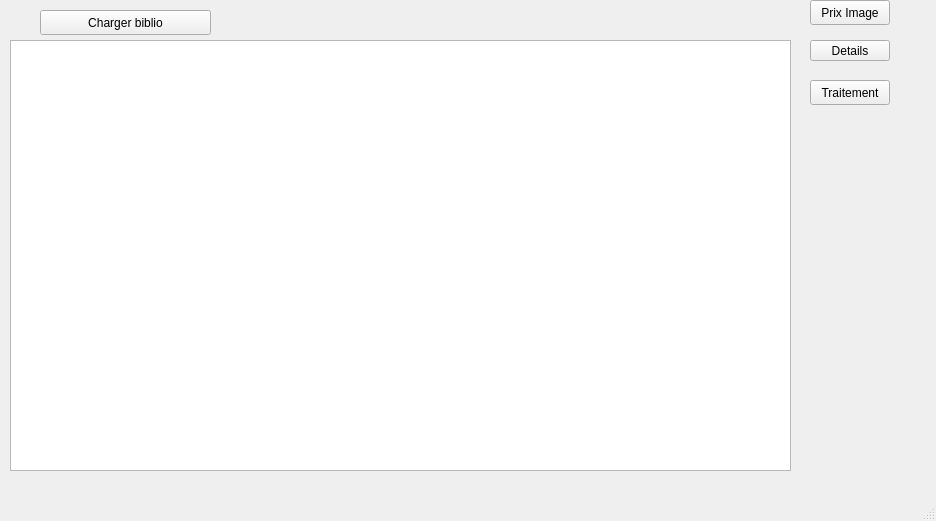
Old version of the form Descripteurs/tessst/bibliowindow.ui in the repository TomAuclin/PROJETC_LMLTM.
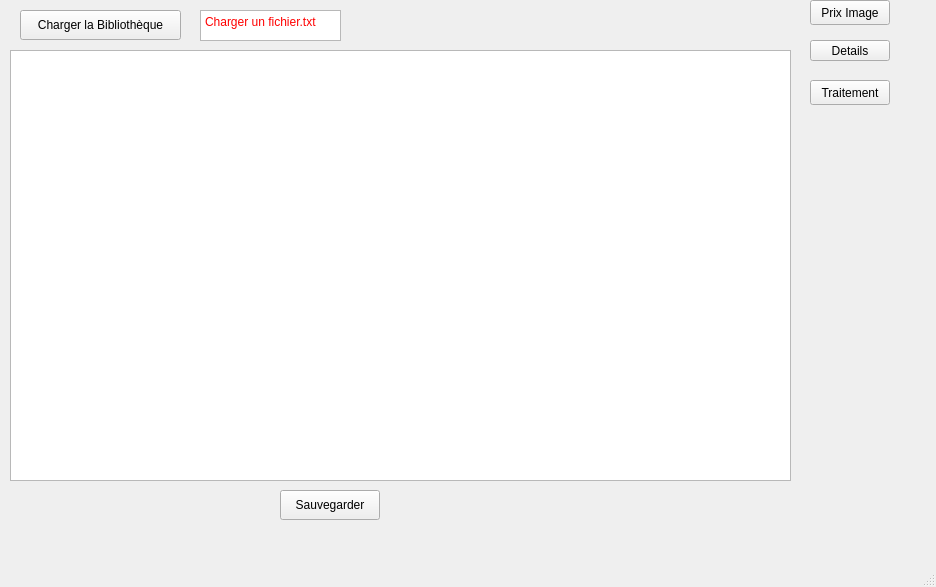
New version of the form.

Commit message: Correction des bugs traitement et details du au chargement de la biblio par .txt

Diff of the .ui file:
```diff
--- a/Descripteurs/tessst/bibliowindow.ui
+++ b/Descripteurs/tessst/bibliowindow.ui
@@ -7,44 +7,31 @@
     <x>0</x>
     <y>0</y>
     <width>936</width>
-    <height>521</height>
+    <height>587</height>
    </rect>
   </property>
   <property name="windowTitle">
    <string>MainWindow</string>
   </property>
   <widget class="QWidget" name="centralwidget">
-   <widget class="QPushButton" name="ChargerBiblioButton">
-    <property name="geometry">
-     <rect>
-      <x>40</x>
-      <y>10</y>
-      <width>171</width>
-      <height>25</height>
-     </rect>
-    </property>
-    <property name="text">
-     <string>Charger biblio</string>
-    </property>
-   </widget>
    <widget class="QPushButton" name="ChargeBoutton">
     <property name="geometry">
      <rect>
-      <x>50</x>
-      <y>500</y>
-      <width>100</width>
+      <x>20</x>
+      <y>10</y>
+      <width>161</width>
       <height>30</height>
      </rect>
     </property>
     <property name="text">
-     <string>Charger</string>
+     <string>Charger la Bibliothèque</string>
     </property>
    </widget>
    <widget class="QPushButton" name="SaveBoutton">
     <property name="geometry">
      <rect>
-      <x>160</x>
-      <y>500</y>
+      <x>280</x>
+      <y>490</y>
       <width>100</width>
       <height>30</height>
      </rect>
@@ -70,7 +57,7 @@
     <property name="geometry">
      <rect>
       <x>10</x>
-      <y>40</y>
+      <y>50</y>
       <width>781</width>
       <height>431</height>
      </rect>
@@ -102,6 +89,26 @@
      <string>Prix Image</string>
     </property>
    </widget>
+   <widget class="QTextEdit" name="textEdit">
+    <property name="geometry">
+     <rect>
+      <x>200</x>
+      <y>10</y>
+      <width>141</width>
+      <height>31</height>
+     </rect>
+    </property>
+    <property name="html">
+     <string>&lt;!DOCTYPE HTML PUBLIC &quot;-//W3C//DTD HTML 4.0//EN&quot; &quot;http://www.w3.org/TR/REC-html40/strict.dtd&quot;&gt;
+&lt;html&gt;&lt;head&gt;&lt;meta name=&quot;qrichtext&quot; content=&quot;1&quot; /&gt;&lt;meta charset=&quot;utf-8&quot; /&gt;&lt;style type=&quot;text/css&quot;&gt;
+p, li { white-space: pre-wrap; }
+hr { height: 1px; border-width: 0; }
+li.unchecked::marker { content: &quot;\2610&quot;; }
+li.checked::marker { content: &quot;\2612&quot;; }
+&lt;/style&gt;&lt;/head&gt;&lt;body style=&quot; font-family:'Sans Serif'; font-size:9pt; font-weight:400; font-style:normal;&quot;&gt;
+&lt;p style=&quot; margin-top:0px; margin-bottom:0px; margin-left:0px; margin-right:0px; -qt-block-indent:0; text-indent:0px;&quot;&gt;&lt;span style=&quot; color:#ff0000;&quot;&gt;Charger un fichier.txt&lt;/span&gt;&lt;/p&gt;&lt;/body&gt;&lt;/html&gt;</string>
+    </property>
+   </widget>
   </widget>
   <widget class="QMenuBar" name="menubar">
    <property name="geometry">
```
The commit also changes 23 other files.
